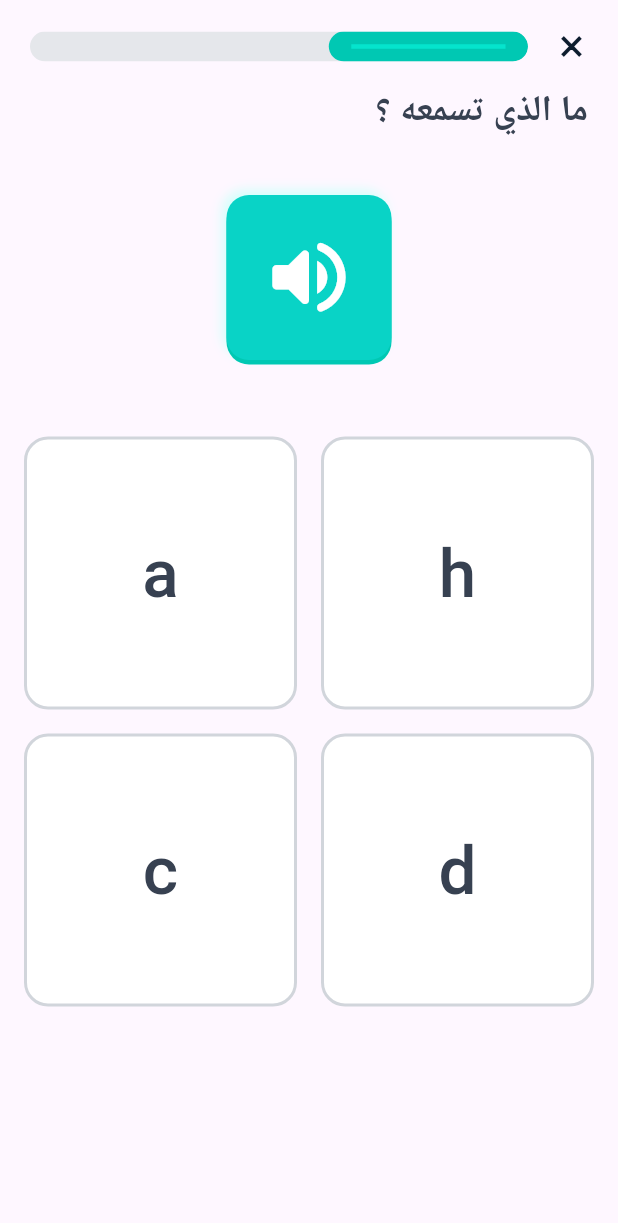
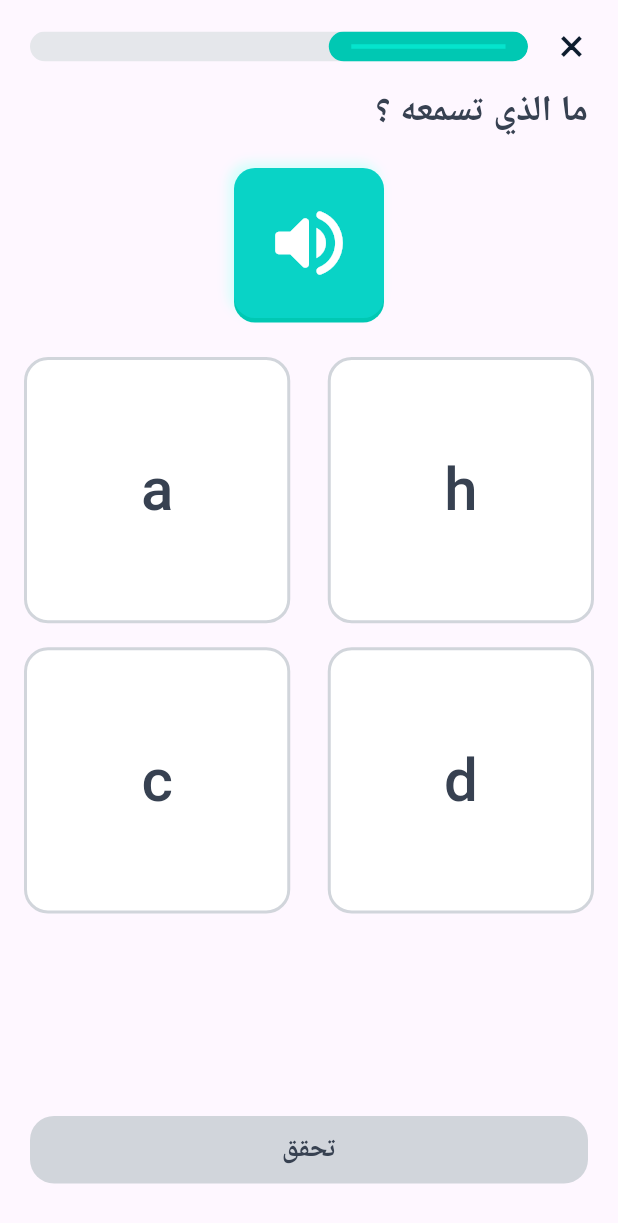
Before and after one commit to Nouragami7/limo, a Flutter app: the QuestionType2Screen screen opened by its route, on a phone screen of 412 x 824 dp. Shown: the top 1223 px of the screen. Run offline on Flutter 3.47's test engine with Material 3 defaults, Android fonts, the phone set to English and light mode, and no system bars; our stand-ins replace firebase_core, flutter_tts; accounts and stored records are empty; Roboto replaces fonts that are missing (Cairo).

```diff
--- a/lib/core/app/app.dart
+++ b/lib/core/app/app.dart
@@ -10,7 +10,7 @@ class MyApp extends StatelessWidget {
   @override
   Widget build(BuildContext context) {
     return MaterialApp(
-      initialRoute: AppRoute.screen2 ,// change this to the first screen you want to show
+      initialRoute: AppRoute.screen1 ,// change this to the first screen you want to show
       onGenerateRoute: RouteGenerator.generateRoute,
       //note : to naviigate from page to page use :
       //Navigator.pushNamed(context, "/signup");
--- a/lib/core/components/custom_btn_continue.dart
+++ b/lib/core/components/custom_btn_continue.dart
@@ -0,0 +1,49 @@
+import 'package:flutter/material.dart';
+
+import 'package:flutter/material.dart';
+
+import '../constants/colors.dart';
+
+class CustomButton extends StatelessWidget {
+  final String text;
+  final bool isEnabled;
+  final VoidCallback? onTap;
+  final double height;
+  final double borderRadius;
+
+  const CustomButton({
+    super.key,
+    required this.text,
+    required this.isEnabled,
+    required this.onTap,
+    this.height = 45,
+    this.borderRadius = 16,
+  });
+
+  @override
+  Widget build(BuildContext context) {
+    return GestureDetector(
+      onTap: isEnabled ? onTap : null,
+      child: Container(
+        height: height,
+        margin: const EdgeInsets.only(left: 20, right: 20, bottom: 5),
+
+        //width: double.infinity,
+        decoration: BoxDecoration(
+          color: isEnabled ? AppColors.mainColor : AppColors.color300,
+          borderRadius: BorderRadius.circular(borderRadius),
+        ),
+        alignment: Alignment.center,
+        child: Text(
+          text,
+          style: TextStyle(
+            fontSize: 18,
+            fontFamily: "Cairo",
+            color: isEnabled ? Colors.white : AppColors.color500,
+            fontWeight: FontWeight.w700,
+          ),
+        ),
+      ),
+    );
+  }
+}
--- a/lib/core/components/custom_sound.dart
+++ b/lib/core/components/custom_sound.dart
@@ -29,7 +29,7 @@ class CustomSoundButton extends StatelessWidget {
         height: height,
         decoration: BoxDecoration(
           color: const Color(0xFF09D3C6),
-          borderRadius: BorderRadius.circular(15),
+          borderRadius: BorderRadius.circular(14),
           boxShadow: const [
             BoxShadow(
               color:AppColors.hoverBG,
--- a/lib/core/constants/colors.dart
+++ b/lib/core/constants/colors.dart
@@ -5,6 +5,7 @@ class AppColors {
   static const Color mainColor = Color(0xFF00C8B3);
   static const Color hoverBG = Color(0xFFD4FFFB);
   static const Color color700 = Color(0xFF374151);
+  static const Color color500 = Color(0xFF374151);
   static const Color color200 = Color(0xFFE5E7EB);
 
 
--- a/lib/features/listening1/presentation/widgets/answerCardWithPhoto.dart
+++ b/lib/features/listening1/presentation/widgets/answerCardWithPhoto.dart
@@ -5,7 +5,7 @@ import '../../../../core/constants/colors.dart';
 class AnswerCardWithPhoto extends StatefulWidget {
   final String label;
   final String? image;
-  final Function(bool isSelected) onTap;
+  final Function(String option) onTap;
 
   const AnswerCardWithPhoto({
     super.key,
@@ -28,7 +28,7 @@ class _AnswerCardWithPhotoState extends State<AnswerCardWithPhoto> {
         setState(() {
           isSelected = !isSelected;
         });
-        widget.onTap(isSelected);
+        widget.onTap(widget.label);
       },
       child: Container(
         padding: const EdgeInsets.symmetric( vertical: 10),
--- a/lib/features/listening2/presentation/screen/questionType2Screen.dart
+++ b/lib/features/listening2/presentation/screen/questionType2Screen.dart
@@ -1,10 +1,12 @@
 import 'package:flutter/material.dart';
 import 'package:limo/features/listening1/presentation/widgets/answersGrid.dart';
+import '../../../../core/components/custom_btn_continue.dart';
 import '../../../../core/components/custom_sound.dart';
 import '../../../../core/components/progressBar.dart';
 import '../../../../core/constants/colors.dart';
 import '../../../../core/utils/tts_service.dart';
 import '../widgets/answersGrid.dart';
+
 
 class QuestionType2Screen extends StatefulWidget {
   const QuestionType2Screen({super.key});
@@ -14,11 +16,11 @@ class QuestionType2Screen extends StatefulWidget {
 }
 
 class _QuestionType2ScreenState extends State<QuestionType2Screen> {
+  String? selectedAnswer;
 
   @override
   void initState() {
     super.initState();
-
     WidgetsBinding.instance.addPostFrameCallback((_) {
       TtsService.speak("a");
     });
@@ -26,34 +28,55 @@ class _QuestionType2ScreenState extends State<QuestionType2Screen> {
 
   @override
   Widget build(BuildContext context) {
-    return SafeArea(
-      child: Scaffold(
-        body: Column(
+    return Scaffold(
+      body: SafeArea(
+        child: Stack(
+          children: [
+
+            Positioned.fill(
+              child: Column(
                 children: [
                   ProgressBar(progress: 0.4, question: "ما الذي تسمعه ؟"),
-              SizedBox(height: 18),
 
                   Container(
                     width: double.infinity,
                     alignment: Alignment.center,
                     child: CustomSoundButton(
-                width: 110,
-                height: 110,
-                iconSize: 65,
+                      width: 100,
+                      height: 100,
+                      iconSize: 60,
                       text: "a",
-                // onTap: () {
-                //   print("Sound button clicked");
-                // },
                     ),
                   ),
 
+                  const SizedBox(height: 10),
 
-                  SizedBox(height: 35),
-              AnswersGridType2()
-            ]
+                  AnswersGridType2(
+                    onTap: (s) {
+                      setState(() {
+                        selectedAnswer = s;
+                      });
+                    },
+                  ),
+                ],
+              ),
+            ),
+
+            Positioned(
+              left: 0,
+              right: 0,
+              bottom: 30,
+              child: CustomButton(
+                text: "تحقق",
+                isEnabled: selectedAnswer != null,
+                onTap: () {
+                  print("Selected answer = $selectedAnswer");
+                },
+              ),
+            ),
+          ],
         ),
       ),
     );
-
   }
 }
--- a/lib/features/listening2/presentation/widgets/answerCardWithoutPhoto.dart
+++ b/lib/features/listening2/presentation/widgets/answerCardWithoutPhoto.dart
@@ -4,7 +4,7 @@ import '../../../../core/constants/colors.dart';
 
 class AnswerCardWithoutPhoto extends StatefulWidget {
   final String label;
-  final Function(bool isSelected) onTap;
+  final Function(String option) onTap;
 
   const AnswerCardWithoutPhoto({
     super.key,
@@ -26,7 +26,7 @@ class _AnswerCardWithoutPhotoState extends State<AnswerCardWithoutPhoto> {
         setState(() {
           isSelected = !isSelected;
         });
-        widget.onTap(isSelected);
+        widget.onTap(widget.label);
       },
       child: Container(
         padding: const EdgeInsets.symmetric( vertical: 10),
@@ -44,7 +44,7 @@ border: Border.all(
               widget.label,
               style: TextStyle(
                 color:AppColors.color700,
-                fontSize: 45,
+                fontSize: 40,
                 fontWeight: FontWeight.w500,
 letterSpacing: 0.3
               ),
--- a/lib/features/listening2/presentation/widgets/answersGrid.dart
+++ b/lib/features/listening2/presentation/widgets/answersGrid.dart
@@ -2,16 +2,18 @@ import 'package:flutter/material.dart';
 import 'answerCardWithoutPhoto.dart';
 
 class AnswersGridType2 extends StatelessWidget {
-  const AnswersGridType2({super.key});
+  final Function(String option) onTap;
+
+  const AnswersGridType2({super.key, required this.onTap});
 
   @override
   Widget build(BuildContext context) {
-    final List<Map<String, String>> options = [
-      {"label": "a"},
-      {"label": "h"},
-      {"label": "c"},
-      {"label": "d"},
-    ];
+    final List<String> options =
+      ["a",
+      "h",
+      "c",
+      "d"]
+    ;
 
     return  Padding(
       padding: const EdgeInsets.all(16.0),
@@ -21,13 +23,15 @@ class AnswersGridType2 extends StatelessWidget {
         gridDelegate: const SliverGridDelegateWithFixedCrossAxisCount(
           crossAxisCount: 2,
           mainAxisSpacing: 16,
-          crossAxisSpacing: 16,
+          crossAxisSpacing: 25,
          // childAspectRatio: 0.2,
         ),
         itemBuilder: (context, index) {
           return AnswerCardWithoutPhoto(
-            label: options[index]["label"]!,
-            onTap: (s) {},
+            label: options[index],
+            onTap: (s) {
+              onTap(s);
+            },
           );
         },
       ),
```
Also changed, not shown: lib/core/utils/navigation_functions.dart (added, +23 -0 lines), lib/features/listening1/presentation/screen/questionType1Screen.dart (+55 -29 lines), lib/features/listening1/presentation/widgets/answersGrid.dart (+6 -2 lines). Lines whose indentation alone changed are shown as unchanged.
